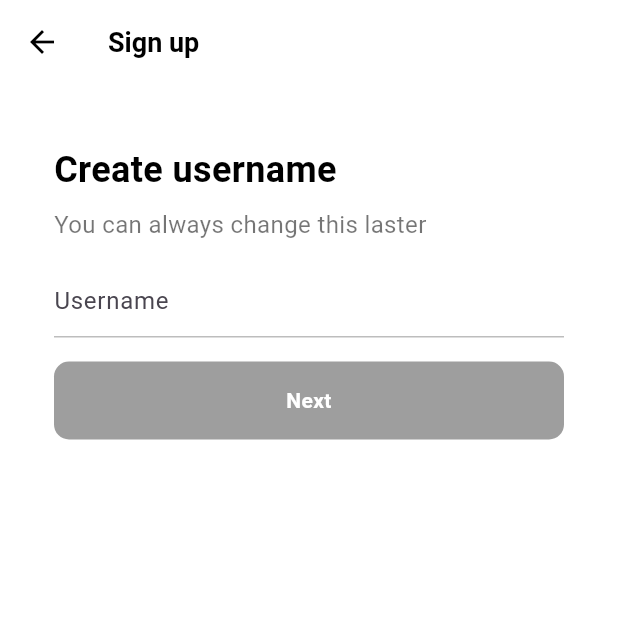
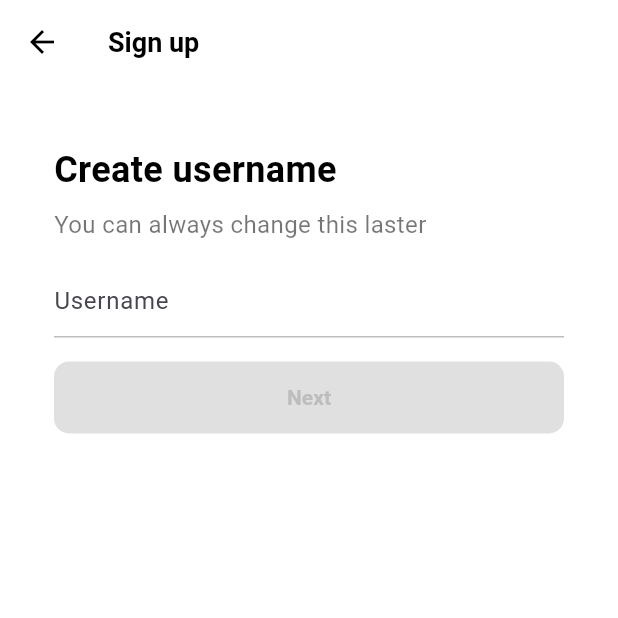
Before and after one commit to Sauvi9non/tiktok_clone, a Flutter app: the UsernameScreen screen opened directly, on a phone screen of 412 x 824 dp, the top half of it. Run offline on Flutter 3.47's test engine with Material 3 defaults, Android fonts, the phone set to English and light mode, and no system bars; our stand-ins replace font_awesome_flutter.

Commit message:
[REFACT] formButton 리팩토링

```diff
--- a/lib/features/authentication/widgets/username_screen.dart
+++ b/lib/features/authentication/widgets/username_screen.dart
@@ -12,7 +12,7 @@ class UsernameScreen extends StatefulWidget {
 
 class _UsernameScreenState extends State<UsernameScreen> {
   final TextEditingController _usernameController = TextEditingController();
-  String _username = "";
+  String _username = ""; //
 
   @override
   void initState() {
@@ -79,28 +79,51 @@ class _UsernameScreenState extends State<UsernameScreen> {
               cursorColor: Theme.of(context).primaryColor, //커서 색깔
             ),
             Gaps.v16,
-            FractionallySizedBox(
+            FormButton(disabled: _username.isEmpty),
+          ],
+        ),
+      ),
+    );
+  }
+}
+
+class FormButton extends StatelessWidget {
+  // const FormButton({
+  //   super.key,
+  //   required String username, //여기 username은 부모에게서 받은
+  // }) : _username = username; // _username은 여기서 쓸거
+
+  // final String _username; //그런데 어차피 FormButton에서는 username의 유무만 궁굼한거니까.
+
+  const FormButton({
+    super.key,
+    required this.disabled,
+  });
+
+  final bool disabled;
+
+  @override
+  Widget build(BuildContext context) {
+    return FractionallySizedBox(
       widthFactor: 1,
       child: AnimatedContainer(
         duration: Duration(milliseconds: 300),
         padding: EdgeInsets.symmetric(vertical: Sizes.size16),
         decoration: BoxDecoration(
           borderRadius: BorderRadius.circular(Sizes.size10),
-                  color: _username.isEmpty
-                      ? Colors.grey
-                      : Theme.of(context).primaryColor,
+          color:
+              disabled ? Colors.grey.shade300 : Theme.of(context).primaryColor,
         ),
+        child: AnimatedDefaultTextStyle(
+          style: TextStyle(
+            color: disabled ? Colors.grey.shade400 : Colors.white,
+            fontWeight: FontWeight.w600,
+          ),
+          duration: Duration(milliseconds: 500),
           child: Text(
             "Next",
             textAlign: TextAlign.center,
-                  style: TextStyle(
-                    color: Colors.white,
-                    fontWeight: FontWeight.w600,
           ),
-                ),
-              ),
-            ),
-          ],
         ),
       ),
     );
```
Lines whose indentation alone changed are shown as unchanged.
